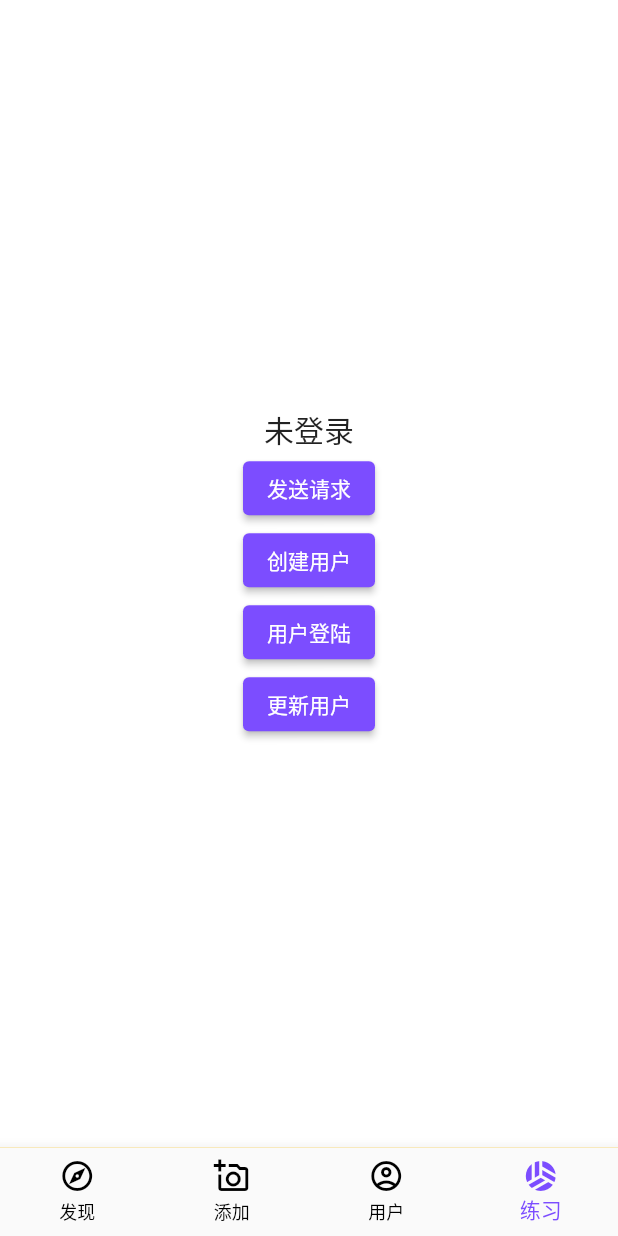
After one commit to Jason-nl/xb2_flutter, a Flutter app: the screen it shows after launch, item 4 of the bottom bar chosen, after a tap on "发送请求", on a phone screen of 412 x 824 dp. The commit adds this screen. Run offline on Flutter 3.47's test engine with Material 2 defaults, Android fonts, the phone set to English and light mode, and no system bars; network calls fail.

Commit message:
http pratice

```diff
--- /dev/null
+++ b/lib/playground/http/playground_http.dart
@@ -0,0 +1,127 @@
+import 'dart:convert';
+import 'dart:io';
+
+import 'package:flutter/material.dart';
+import 'package:http/http.dart' as http;
+
+import '../../user/user.dart';
+
+class PlayGroundHttp extends StatefulWidget {
+  const PlayGroundHttp({Key? key}) : super(key: key);
+
+  @override
+  State<PlayGroundHttp> createState() => _PlayGroundHttpState();
+}
+
+class _PlayGroundHttpState extends State<PlayGroundHttp> {
+  String? currentUserName;
+
+  String? currentUserToken;
+
+  getUser() async {
+    final uri = Uri.parse('https://nid-node.ninghao.co/users/1');
+    final response = await http.get(uri);
+    print('状态码 ${response.statusCode}');
+    print('响应主体 ${response.body}');
+
+    if (response.statusCode == 200) {
+      final user = User.fromJson(response.body);
+      print('解码之后 $user');
+      print('id: ${user.id}');
+      print('name: ${user.name}');
+    }
+  }
+
+  createUser() async {
+    const name = '李四A';
+    const password = '123456';
+
+    final uri = Uri.parse('https://nid-node.ninghao.co/users');
+    final response = await http.post(uri, body: {
+      'name': name,
+      'password': password,
+    });
+    print('状态码 ${response.statusCode}');
+    print('响应主体 ${response.body}');
+  }
+
+  login() async {
+    const name = '李四B';
+    const password = '123456';
+    final uri = Uri.parse('https://nid-node.ninghao.co/login');
+    final response = await http.post(uri, body: {
+      'name': name,
+      'password': password,
+    });
+    print('状态码 ${response.statusCode}');
+    print('响应主体 ${response.body}');
+
+    if (response.statusCode == 200) {
+      final responseBody = jsonDecode(response.body);
+      setState(() {
+        currentUserName = responseBody['name'];
+        currentUserToken = responseBody['token'];
+      });
+    }
+  }
+
+  updateUser() async {
+    const name = '李四B';
+    const password = '123456';
+    final uri = Uri.parse('https://nid-node.ninghao.co/users');
+    final headers = {
+      'Authorization': 'Bearer $currentUserToken',
+      HttpHeaders.contentTypeHeader: 'application/json',
+    };
+
+    final body = jsonEncode({
+      'validate': {'password': password},
+      'update': {'name': name}
+    });
+
+    final response = await http.patch(
+      uri,
+      headers: headers,
+      body: body,
+    );
+
+    print('状态码 ${response.statusCode}');
+    print('响应主体 ${response.body}');
+  }
+
+  @override
+  Widget build(BuildContext context) {
+    return Container(
+      color: Colors.white,
+      width: double.infinity,
+      height: double.infinity,
+      child: Column(
+        mainAxisAlignment: MainAxisAlignment.center,
+        children: [
+          Text(
+            currentUserName ?? '未登录',
+            style: Theme.of(context).textTheme.headline6,
+          ),
+          ElevatedButton(
+            onPressed: getUser,
+            child: const Text(
+              '发送请求',
+            ),
+          ),
+          ElevatedButton(
+            onPressed: createUser,
+            child: const Text('创建用户'),
+          ),
+          ElevatedButton(
+            onPressed: login,
+            child: const Text('用户登陆'),
+          ),
+          ElevatedButton(
+            onPressed: updateUser,
+            child: const Text('更新用户'),
+          ),
+        ],
+      ),
+    );
+  }
+}
--- a/lib/playground/playground.dart
+++ b/lib/playground/playground.dart
@@ -1,5 +1,6 @@
 import 'package:flutter/material.dart';
-import 'package:xb2_flutter/playground/routing/playground_routing.dart';
+import 'package:xb2_flutter/playground/http/playground_http.dart';
+// import 'package:xb2_flutter/playground/routing/playground_routing.dart';
 // import 'package:xb2_flutter/playground/input/playground_input.dart';
 // import 'package:xb2_flutter/playground/layout/playground_layout.dart';
 // import 'package:xb2_flutter/playground/state/playground_state.dart';
@@ -8,6 +9,6 @@ class PlayGroud extends StatelessWidget {
   const PlayGroud({Key? key}) : super(key: key);
   @override
   Widget build(BuildContext context) {
-    return const PlayGroundRouting();
+    return const PlayGroundHttp();
   }
 }
--- a/lib/router/app_router_delegate.dart
+++ b/lib/router/app_router_delegate.dart
@@ -45,7 +45,7 @@ class AppRouterDelegate extends RouterDelegate<AppRouteConfiguration>
   @override
   Widget build(BuildContext context) {
     return Navigator(
-      key: _navigatorKey,
+      // key: _navigatorKey,
       pages: [
         const MaterialPage(
           key: ValueKey('AppHome'),
--- /dev/null
+++ b/lib/user/user.dart
@@ -0,0 +1,13 @@
+import 'dart:convert';
+
+class User {
+  final int? id;
+  final String? name;
+
+  User({this.id, this.name});
+
+  factory User.fromJson(String json) {
+    final user = jsonDecode(json);
+    return User(id: user['id'], name: user['name']);
+  }
+}
--- a/pubspec.yaml
+++ b/pubspec.yaml
@@ -12,6 +12,7 @@ dependencies:
     sdk: flutter
   cupertino_icons: ^1.0.2
   provider: ^6.0.4
+  http: ^0.13.5
 
 dev_dependencies:
   flutter_test:
```
Also changed, not shown: pubspec.lock, 12 other files.
